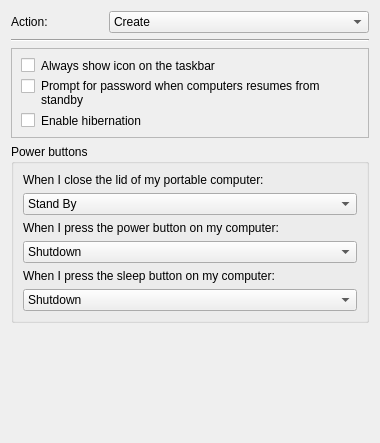
The window that src/apps/mvvm-folders/power_options/poweroptionswidget.ui (august-alt/policy-preferences-editor-prototype) describes before a commit, drawn with Qt 5.
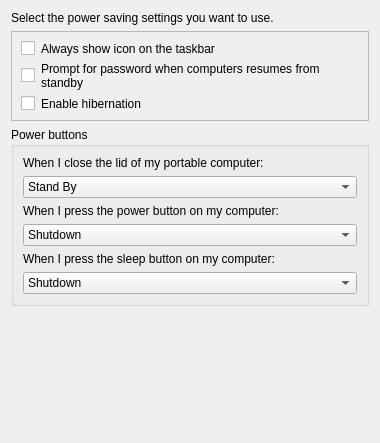
The same window after the commit.

Commit message: feat: implement power options and power scheme widgets

What changed in the file:
```diff
--- a/src/apps/mvvm-folders/power_options/poweroptionswidget.ui
+++ b/src/apps/mvvm-folders/power_options/poweroptionswidget.ui
@@ -32,35 +32,47 @@
    <string>Form</string>
   </property>
   <layout class="QGridLayout" name="gridLayout_3">
-   <item row="2" column="0">
+   <item row="1" column="0">
     <widget class="QFrame" name="locationFrame">
      <property name="frameShape">
       <enum>QFrame::StyledPanel</enum>
      </property>
-     <layout class="QFormLayout" name="formLayout">
+     <layout class="QGridLayout" name="gridLayout">
       <item row="0" column="0">
-       <widget class="QCheckBox" name="alwaysCheckBox">
+       <widget class="QCheckBox" name="showIconCheckBox">
         <property name="text">
          <string/>
         </property>
        </widget>
       </item>
       <item row="0" column="1">
-       <widget class="QLabel" name="label_2">
+       <widget class="QLabel" name="showIconLabel">
+        <property name="sizePolicy">
+         <sizepolicy hsizetype="Preferred" vsizetype="Preferred">
+          <horstretch>1</horstretch>
+          <verstretch>0</verstretch>
+         </sizepolicy>
+        </property>
         <property name="text">
          <string>Always show icon on the taskbar</string>
         </property>
        </widget>
       </item>
       <item row="1" column="0">
-       <widget class="QCheckBox" name="promptCheckBox">
+       <widget class="QCheckBox" name="promptPasswordCheckBox">
         <property name="text">
          <string/>
         </property>
        </widget>
       </item>
       <item row="1" column="1">
-       <widget class="QLabel" name="label">
+       <widget class="QLabel" name="promptPasswordLabel">
+        <property name="sizePolicy">
+         <sizepolicy hsizetype="Preferred" vsizetype="Preferred">
+          <horstretch>1</horstretch>
+          <verstretch>0</verstretch>
+         </sizepolicy>
+        </property>
         <property name="text">
          <string>Prompt for password when computers resumes from standby</string>
         </property>
@@ -70,14 +82,20 @@
        </widget>
       </item>
       <item row="2" column="0">
-       <widget class="QCheckBox" name="enableCheckBox">
+       <widget class="QCheckBox" name="enableHibernationCheckBox">
         <property name="text">
          <string/>
         </property>
        </widget>
       </item>
       <item row="2" column="1">
-       <widget class="QLabel" name="label_3">
+       <widget class="QLabel" name="enableHibernationLabel">
+        <property name="sizePolicy">
+         <sizepolicy hsizetype="Preferred" vsizetype="Preferred">
+          <horstretch>1</horstretch>
+          <verstretch>0</verstretch>
+         </sizepolicy>
+        </property>
         <property name="text">
          <string>Enable hibernation</string>
         </property>
@@ -86,73 +104,20 @@
      </layout>
     </widget>
    </item>
-   <item row="1" column="0">
-    <widget class="Line" name="line">
-     <property name="font">
-      <font>
-       <family>Sans Serif</family>
-       <pointsize>9</pointsize>
-      </font>
-     </property>
-     <property name="orientation">
-      <enum>Qt::Horizontal</enum>
-     </property>
-    </widget>
-   </item>
-   <item row="0" column="0">
-    <layout class="QHBoxLayout" name="horizontalLayout_4">
-     <item>
-      <widget class="QLabel" name="actionLabel">
-       <property name="sizePolicy">
-        <sizepolicy hsizetype="Fixed" vsizetype="Preferred">
-         <horstretch>0</horstretch>
-         <verstretch>0</verstretch>
-        </sizepolicy>
-       </property>
-       <property name="minimumSize">
-        <size>
-         <width>92</width>
-         <height>0</height>
-        </size>
-       </property>
-       <property name="text">
-        <string>Action:</string>
-       </property>
-       <property name="buddy">
-        <cstring>actionComboBox</cstring>
-       </property>
-      </widget>
-     </item>
-     <item>
-      <widget class="QComboBox" name="actionComboBox">
-       <property name="currentText">
-        <string>Create</string>
-       </property>
-       <item>
-        <property name="text">
-         <string>Create</string>
-        </property>
-       </item>
-       <item>
-        <property name="text">
-         <string>Replace</string>
-        </property>
-       </item>
-       <item>
-        <property name="text">
-         <string>Update</string>
-        </property>
-       </item>
-       <item>
-        <property name="text">
-         <string>Delete</string>
-        </property>
-       </item>
-      </widget>
-     </item>
-    </layout>
-   </item>
    <item row="3" column="0">
+    <spacer name="verticalSpacer">
+     <property name="orientation">
+      <enum>Qt::Vertical</enum>
+     </property>
+     <property name="sizeHint" stdset="0">
+      <size>
+       <width>20</width>
+       <height>40</height>
+      </size>
+     </property>
+    </spacer>
+   </item>
+   <item row="2" column="0">
     <widget class="QGroupBox" name="powerGroupBox">
      <property name="title">
       <string>Power buttons</string>
@@ -277,18 +242,12 @@
      </layout>
     </widget>
    </item>
-   <item row="4" column="0">
-    <spacer name="verticalSpacer">
-     <property name="orientation">
-      <enum>Qt::Vertical</enum>
+   <item row="0" column="0">
+    <widget class="QLabel" name="label_4">
+     <property name="text">
+      <string>Select the power saving settings you want to use.</string>
      </property>
-     <property name="sizeHint" stdset="0">
-      <size>
-       <width>20</width>
-       <height>40</height>
-      </size>
-     </property>
-    </spacer>
+    </widget>
    </item>
   </layout>
  </widget>
```
Left out of the diff: 29 changed lines with no effect on the pictures. The commit also changes 19 other files.
